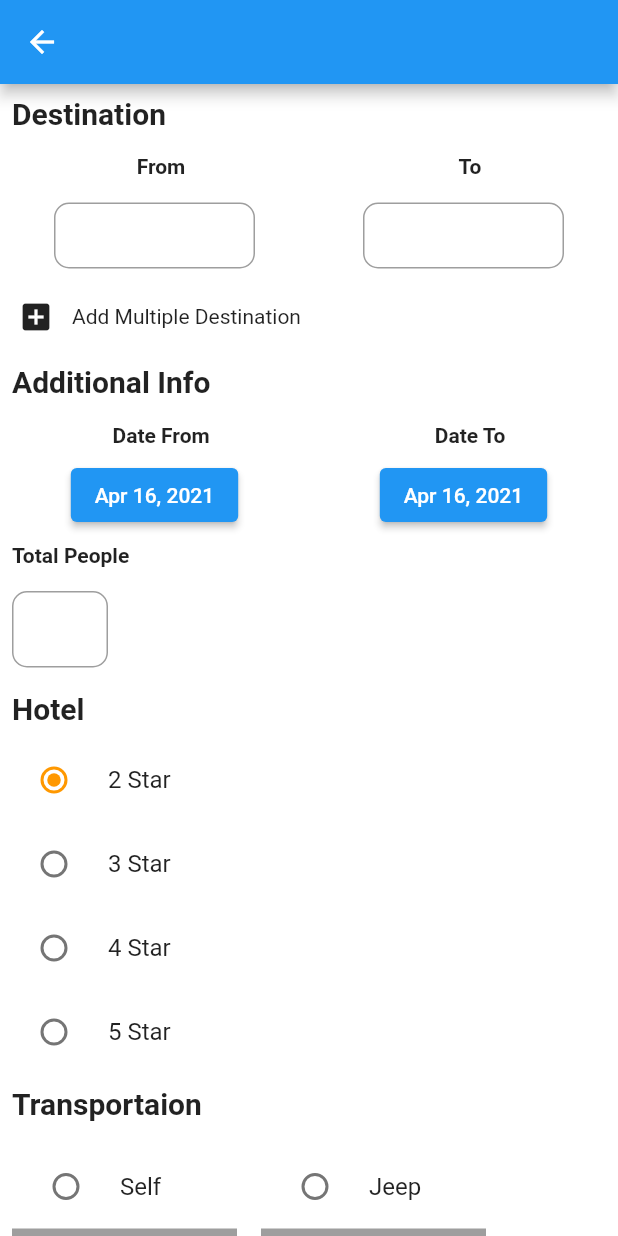
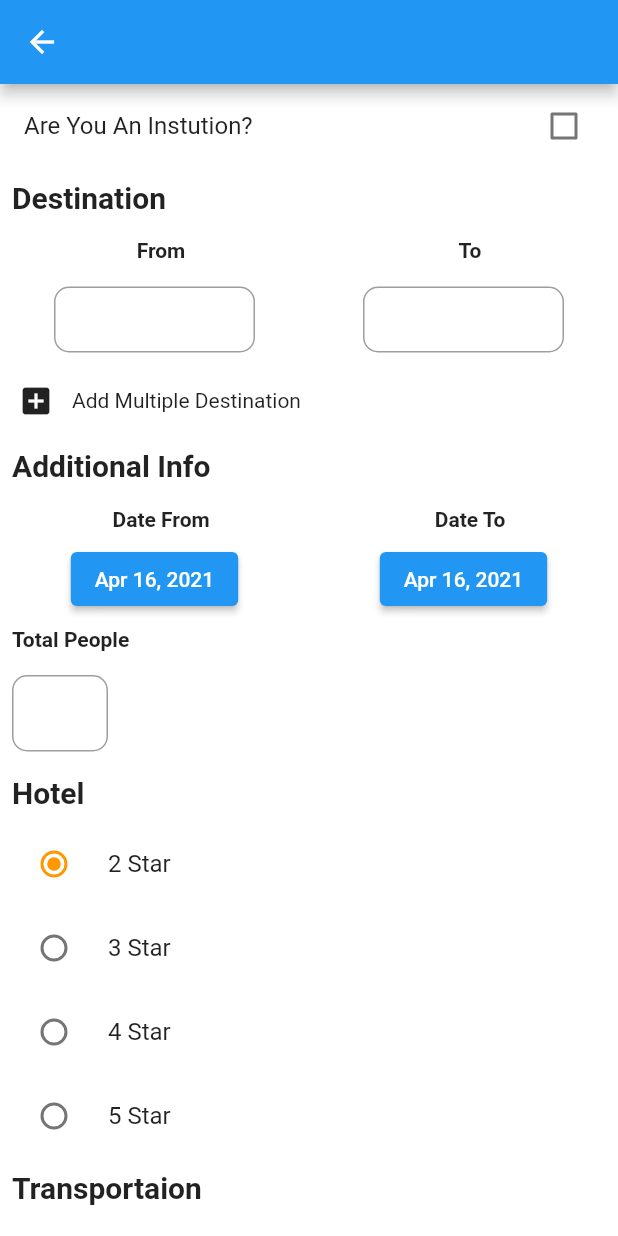
Before and after one commit to reewaz401/trabeely_app, a Flutter app: the CreateTour screen opened directly, on a phone screen of 412 x 824 dp. Run offline on Flutter 3.47's test engine with Material 2 defaults, Android fonts, the phone set to English and light mode, and no system bars; our stand-ins replace bubble_tab_indicator, carousel_pro, cool_alert, date_time_picker, datetime_picker_formfield, flutter_svg and 4 more; accounts and stored records are empty; project files that could hold a hidden picture were left out.

Commit message:
DIALGUE BOX

```diff
--- a/lib/screens/CreateTour/createTour.dart
+++ b/lib/screens/CreateTour/createTour.dart
@@ -1,5 +1,7 @@
 import 'package:flutter/material.dart';
 import 'package:intl/intl.dart';
+import 'package:travel/screens/CreateTour/widgets.dart';
+import 'package:travel/screens/CreateTour/dialogue.dart';
 
 class CreateTour extends StatefulWidget {
   @override
@@ -11,6 +13,7 @@ class _CreateTourState extends State<CreateTour> {
   int destination = 0;
   String transportationway = 'Two Way';
   String vehicle = 'Bus';
+  bool institutionalBooking = false;
 
   Widget vehicleType(String type) {
     return Center(
@@ -76,6 +79,34 @@ class _CreateTourState extends State<CreateTour> {
             child: Column(
               mainAxisAlignment: MainAxisAlignment.start,
               children: [
+                CheckboxListTile(
+                    title: Text('Are You An Instution?'),
+                    value: institutionalBooking,
+                    activeColor: Colors.blue[900],
+                    onChanged: (value) {
+                      setState(() {
+                        institutionalBooking = value;
+                      });
+                    }),
+                institutionalBooking
+                    ? Padding(
+                        padding: const EdgeInsets.all(8.0),
+                        child: TextField(
+                          decoration: InputDecoration(
+                            hintText: 'Enter Institution Name',
+                            isDense: true,
+                            enabledBorder: OutlineInputBorder(
+                              borderRadius: BorderRadius.circular(10.0),
+                              borderSide: BorderSide(color: Colors.grey),
+                            ),
+                            focusedBorder: OutlineInputBorder(
+                              borderRadius: BorderRadius.circular(10.0),
+                              borderSide: BorderSide(color: Colors.red),
+                            ),
+                          ),
+                        ),
+                      )
+                    : Container(),
                 headingText('Destination'),
                 Row(
                   mainAxisAlignment: MainAxisAlignment.spaceAround,
@@ -93,12 +124,12 @@ class _CreateTourState extends State<CreateTour> {
                       Container(
                         width: 150,
                         height: 60,
-                        child: textfield(),
+                        child: numberfield(),
                       ),
                       Container(
                         width: 150,
                         height: 60,
-                        child: textfield(),
+                        child: numberfield(),
                       ),
                     ],
                   ),
@@ -123,14 +154,14 @@ class _CreateTourState extends State<CreateTour> {
                                       Container(
                                         width: 125,
                                         height: 40,
-                                        child: textfield(),
+                                        child: numberfield(),
                                       ),
                                       Row(
                                         children: [
                                           Container(
                                             width: 125,
                                             height: 40,
-                                            child: textfield(),
+                                            child: numberfield(),
                                           ),
                                           Padding(
                                             padding: const EdgeInsets.all(8.0),
@@ -225,7 +256,7 @@ class _CreateTourState extends State<CreateTour> {
                   children: [
                     SizedBox(
                       width: 80,
-                      child: textfield(),
+                      child: numberfield(),
                     ),
                   ],
                 ),
@@ -342,14 +373,14 @@ class _CreateTourState extends State<CreateTour> {
                   ),
                 ),
                 Padding(
-                  padding: const EdgeInsets.all(8.0),
+                  padding: const EdgeInsets.all(18.0),
                   child: Container(
                     width: double.infinity,
                     child: TextButton(
                       style: TextButton.styleFrom(
                           backgroundColor: Colors.blue[900],
                           primary: Colors.white),
-                      onPressed: () {},
+                      onPressed: () => showBookingDialogue(context),
                       child: Text('Proceed'),
                     ),
                   ),
@@ -362,47 +393,3 @@ class _CreateTourState extends State<CreateTour> {
     );
   }
 }
-
-Widget textfield() {
-  return Padding(
-    padding: const EdgeInsets.all(8.0),
-    child: TextField(
-      keyboardType: TextInputType.number,
-      decoration: InputDecoration(
-        isDense: true,
-        enabledBorder: OutlineInputBorder(
-          borderRadius: BorderRadius.circular(10.0),
-          borderSide: BorderSide(color: Colors.grey),
-        ),
-        focusedBorder: OutlineInputBorder(
-          borderRadius: BorderRadius.circular(10.0),
-          borderSide: BorderSide(color: Colors.red),
-        ),
-      ),
-    ),
-  );
-}
-
-Widget headingText(String text) {
-  return Padding(
-    padding: const EdgeInsets.all(8.0),
-    child: Row(
-      children: [
-        Text(
-          text,
-          style: TextStyle(fontWeight: FontWeight.bold, fontSize: 20),
-        ),
-      ],
-    ),
-  );
-}
-
-Widget subheading(String text) {
-  return Padding(
-    padding: const EdgeInsets.all(8.0),
-    child: Text(
-      text,
-      style: TextStyle(fontWeight: FontWeight.bold),
-    ),
-  );
-}
--- /dev/null
+++ b/lib/screens/CreateTour/widgets.dart
@@ -0,0 +1,45 @@
+import 'package:flutter/material.dart';
+
+Widget numberfield() {
+  return Padding(
+    padding: const EdgeInsets.all(8.0),
+    child: TextField(
+      keyboardType: TextInputType.number,
+      decoration: InputDecoration(
+        isDense: true,
+        enabledBorder: OutlineInputBorder(
+          borderRadius: BorderRadius.circular(10.0),
+          borderSide: BorderSide(color: Colors.grey),
+        ),
+        focusedBorder: OutlineInputBorder(
+          borderRadius: BorderRadius.circular(10.0),
+          borderSide: BorderSide(color: Colors.red),
+        ),
+      ),
+    ),
+  );
+}
+
+Widget headingText(String text) {
+  return Padding(
+    padding: const EdgeInsets.all(8.0),
+    child: Row(
+      children: [
+        Text(
+          text,
+          style: TextStyle(fontWeight: FontWeight.bold, fontSize: 20),
+        ),
+      ],
+    ),
+  );
+}
+
+Widget subheading(String text) {
+  return Padding(
+    padding: const EdgeInsets.all(8.0),
+    child: Text(
+      text,
+      style: TextStyle(fontWeight: FontWeight.bold),
+    ),
+  );
+}
```
Also changed, not shown: lib/screens/CreateTour/dialogue.dart (added, +61 -0 lines).
